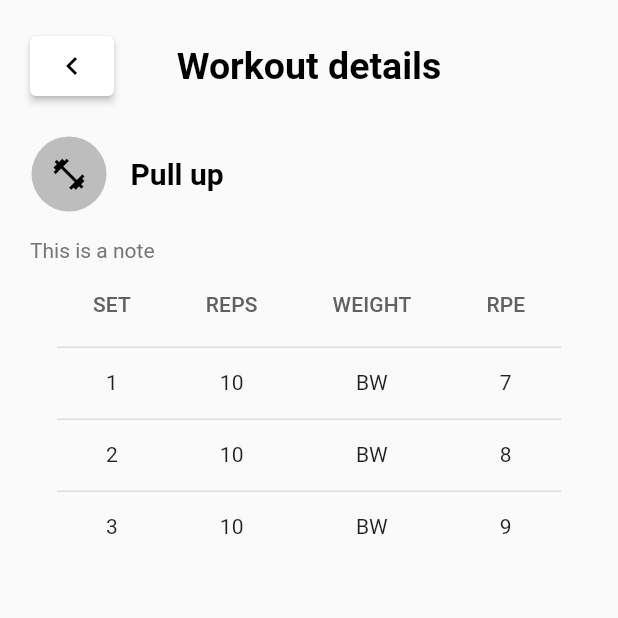
After one commit to TomTomDam/workout-log, a Flutter app: the screen it shows after launch, item 2 of the bottom bar chosen, after a tap on "Pull Hypertrophy", on a phone screen of 412 x 824 dp, the top half of it. The commit adds this screen. Run offline on Flutter 3.47's test engine with Material 2 defaults, Android fonts, the phone set to English and light mode, and no system bars.

Commit message:
Finished Workout details page

```diff
--- /dev/null
+++ b/lib/colors/color_constants.dart
@@ -0,0 +1 @@
+class ColorConstants {}
--- a/lib/screens/log_workout/exercises_pane.dart
+++ b/lib/screens/log_workout/exercises_pane.dart
@@ -1,6 +1,8 @@
 import 'package:flutter/material.dart';
 import 'package:workout_log/screens/exercise_information/exercise_information.dart';
 import '../../widgets/add_exercise_button.dart';
+import '../../widgets/table/table_data_cell.dart';
+import '../../widgets/table/table_header_cell.dart';
 
 class ExercisesPage extends StatelessWidget {
   const ExercisesPage({Key? key}) : super(key: key);
@@ -91,10 +93,10 @@ class _ExerciseItemState extends State<ExerciseItem> {
                   DataTable(
                     columnSpacing: 35,
                     columns: const <DataColumn>[
-                      DataColumn(label: LogTableHeaderCell(value: "Set")),
-                      DataColumn(label: LogTableHeaderCell(value: "Previous")),
-                      DataColumn(label: LogTableHeaderCell(value: "Weight")),
-                      DataColumn(label: LogTableHeaderCell(value: "Reps"))
+                      DataColumn(label: TableHeaderCell(value: "Set")),
+                      DataColumn(label: TableHeaderCell(value: "Previous")),
+                      DataColumn(label: TableHeaderCell(value: "Weight")),
+                      DataColumn(label: TableHeaderCell(value: "Reps"))
                     ],
                     rows: <DataRow>[
                       DataRow(cells: <DataCell>[
@@ -111,9 +113,9 @@ class _ExerciseItemState extends State<ExerciseItem> {
                               style: TextStyle(
                                   fontWeight: FontWeight.bold, fontSize: 20)),
                         ))),
-                        const DataCell(LogTableDataCell(value: "20 x 8")),
-                        const DataCell(LogTableDataCell(value: "20kg")),
-                        const DataCell(LogTableDataCell(value: "8")),
+                        const DataCell(TableDataCell(value: "20 x 8")),
+                        const DataCell(TableDataCell(value: "20kg")),
+                        const DataCell(TableDataCell(value: "8")),
                       ])
                     ],
                   ),
@@ -263,30 +265,6 @@ class PersonalRecord extends StatelessWidget {
   }
 }
 
-class LogTableHeaderCell extends StatelessWidget {
-  const LogTableHeaderCell({Key? key, required this.value}) : super(key: key);
-  final String value;
-
-  @override
-  Widget build(BuildContext context) {
-    return Expanded(
-        child: Text(
-      value.toUpperCase(),
-      style: TextStyle(color: Colors.grey.shade700),
-    ));
-  }
-}
-
-class LogTableDataCell extends StatelessWidget {
-  const LogTableDataCell({Key? key, required this.value}) : super(key: key);
-  final String value;
-
-  @override
-  Widget build(BuildContext context) {
-    return Center(child: Text(value));
-  }
-}
-
 class ExerciseItemHeader extends StatefulWidget {
   const ExerciseItemHeader({Key? key}) : super(key: key);
 
--- a/lib/screens/select_workout.dart
+++ b/lib/screens/select_workout.dart
@@ -1,4 +1,5 @@
 import 'package:flutter/material.dart';
+import 'package:workout_log/screens/workout_details.dart';
 import '../widgets/page/sub_header.dart';
 import '../widgets/header/header.dart';
 import '../widgets/page/nav_bar.dart';
@@ -31,7 +32,12 @@ class _SelectWorkoutState extends State<SelectWorkout> {
                   navigationButton: null,
                   secondaryButton: null),
               const SubHeader(title: "Your next scheduled workout"),
-              Container(
+              InkWell(
+                onTap: () => Navigator.push(
+                    context,
+                    MaterialPageRoute(
+                        builder: (context) => const WorkoutDetails())),
+                child: Container(
                   margin: containerMargin,
                   child: Container(
                       width: width - sideMargin,
@@ -69,6 +75,7 @@ class _SelectWorkoutState extends State<SelectWorkout> {
                           )
                         ],
                       )),
+                ),
               ),
               const SubHeader(title: "Quick start"),
               InkWell(
--- /dev/null
+++ b/lib/screens/workout_details.dart
@@ -0,0 +1,102 @@
+import 'package:flutter/material.dart';
+import 'package:workout_log/widgets/header/navigate_before_button.dart';
+import '../widgets/header/header.dart';
+import '../widgets/table/table_data_cell.dart';
+import '../widgets/table/table_header_cell.dart';
+
+class WorkoutDetails extends StatelessWidget {
+  const WorkoutDetails({Key? key}) : super(key: key);
+
+  @override
+  Widget build(BuildContext context) {
+    final List<String> resultsList = ["Pull up"];
+
+    return Scaffold(
+        body: SingleChildScrollView(
+      child: SafeArea(
+        child: Column(
+          children: [
+            const Header(
+                title: "Workout details",
+                navigationButton: NavigateBeforeButton(),
+                secondaryButton: null),
+            const SizedBox(height: 20),
+            SizedBox(
+              height: 500,
+              child: ListView.builder(
+                  itemCount: resultsList.length,
+                  itemBuilder: (context, index) {
+                    return Column(
+                      crossAxisAlignment: CrossAxisAlignment.center,
+                      children: [
+                        ListTile(
+                            onTap: () => Navigator.push(
+                                context,
+                                MaterialPageRoute(
+                                    builder: (context) =>
+                                        const WorkoutDetails())),
+                            leading: Container(
+                              margin: const EdgeInsets.fromLTRB(5, 0, 0, 0),
+                              height: 50,
+                              width: 50,
+                              decoration: BoxDecoration(
+                                  color: Colors.grey.shade400,
+                                  shape: BoxShape.circle),
+                              child: const Icon(Icons.fitness_center,
+                                  color: Colors.black, size: 25),
+                            ),
+                            title: Text(resultsList[index],
+                                style: Theme.of(context).textTheme.headline2)),
+                        Container(
+                            margin: const EdgeInsets.fromLTRB(20, 15, 20, 0),
+                            child: Align(
+                              alignment: Alignment.centerLeft,
+                              child: Text("This is a note",
+                                  style:
+                                      TextStyle(color: Colors.grey.shade600)),
+                            )),
+                        DataTable(
+                          columnSpacing: 50,
+                          columns: const <DataColumn>[
+                            DataColumn(label: TableHeaderCell(value: "Set")),
+                            DataColumn(label: TableHeaderCell(value: "Reps")),
+                            DataColumn(label: TableHeaderCell(value: "Weight")),
+                            DataColumn(label: TableHeaderCell(value: "RPE"))
+                          ],
+                          rows: const <DataRow>[
+                            DataRow(cells: <DataCell>[
+                              DataCell(
+                                TableDataCell(value: "1"),
+                              ),
+                              DataCell(TableDataCell(value: "10")),
+                              DataCell(TableDataCell(value: "BW")),
+                              DataCell(TableDataCell(value: "7")),
+                            ]),
+                            DataRow(cells: <DataCell>[
+                              DataCell(
+                                TableDataCell(value: "2"),
+                              ),
+                              DataCell(TableDataCell(value: "10")),
+                              DataCell(TableDataCell(value: "BW")),
+                              DataCell(TableDataCell(value: "8")),
+                            ]),
+                            DataRow(cells: <DataCell>[
+                              DataCell(
+                                TableDataCell(value: "3"),
+                              ),
+                              DataCell(TableDataCell(value: "10")),
+                              DataCell(TableDataCell(value: "BW")),
+                              DataCell(TableDataCell(value: "9")),
+                            ])
+                          ],
+                        )
+                      ],
+                    );
+                  }),
+            )
+          ],
+        ),
+      ),
+    ));
+  }
+}
--- /dev/null
+++ b/lib/widgets/table/table_data_cell.dart
@@ -0,0 +1,11 @@
+import 'package:flutter/material.dart';
+
+class TableDataCell extends StatelessWidget {
+  const TableDataCell({Key? key, required this.value}) : super(key: key);
+  final String value;
+
+  @override
+  Widget build(BuildContext context) {
+    return Center(child: Text(value));
+  }
+}
--- /dev/null
+++ b/lib/widgets/table/table_header_cell.dart
@@ -0,0 +1,15 @@
+import 'package:flutter/material.dart';
+
+class TableHeaderCell extends StatelessWidget {
+  const TableHeaderCell({Key? key, required this.value}) : super(key: key);
+  final String value;
+
+  @override
+  Widget build(BuildContext context) {
+    return Expanded(
+        child: Text(
+      value.toUpperCase(),
+      style: TextStyle(color: Colors.grey.shade700),
+    ));
+  }
+}
```
Lines whose indentation alone changed are shown as unchanged.
